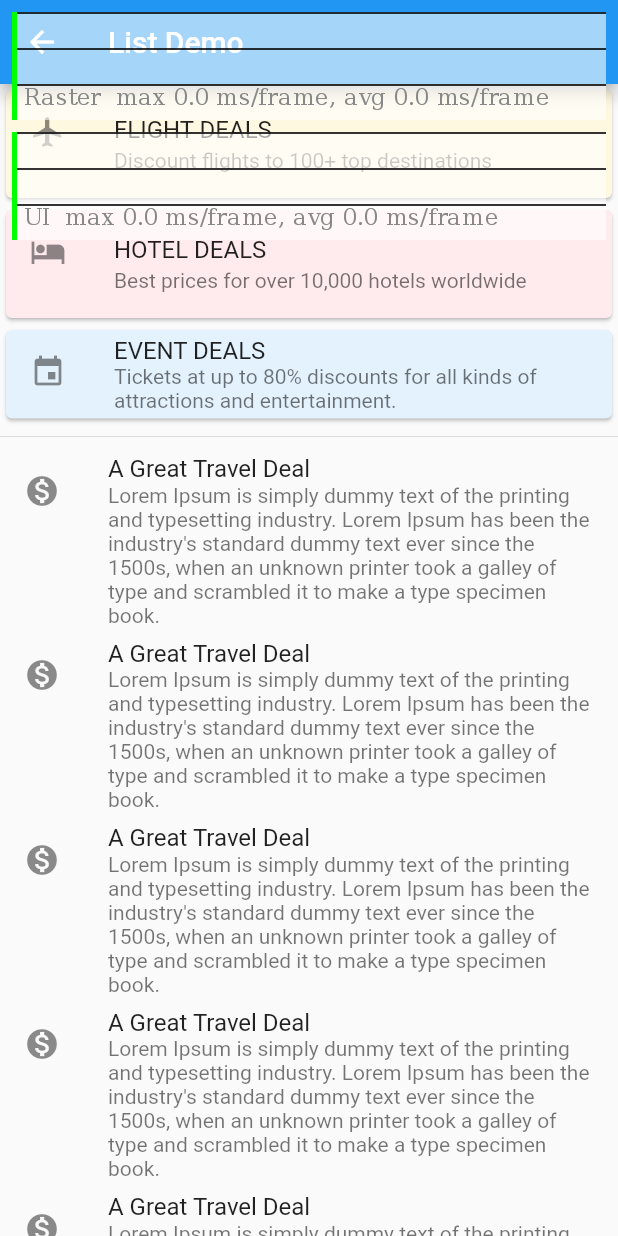
After one commit to InMatrix/perf_diagnosis_demo, a Flutter app: the ListDemo screen opened directly, on a phone screen of 412 x 824 dp. The commit adds this screen. Run offline on Flutter 3.47's test engine with Material 2 defaults, Android fonts, the phone set to English and light mode, and no system bars.

Commit message:
Add a list demo

```diff
--- /dev/null
+++ b/lib/list_demo.dart
@@ -0,0 +1,64 @@
+import 'package:flutter/material.dart';
+
+class ListDemo extends StatelessWidget {
+  @override
+  Widget build(BuildContext context) {
+    return Scaffold(
+        appBar: AppBar(
+          title: Text("List Demo"),
+        ),
+        body: ListView(
+          children: <Widget>[
+            Column(
+              children: createListItems(),
+            ),
+          ],
+        ));
+  }
+
+  List<Widget> createListItems() {
+    var listItems = <Widget>[
+      Card(
+        color: Colors.amber.shade50,
+        child: ListTile(
+          title: Text("FLIGHT DEALS"),
+          subtitle: Text("Discount flights to 100+ top destinations"),
+          leading: Icon(Icons.flight),
+        ),
+      ),
+      Card(
+        color: Colors.red.shade50,
+        child: ListTile(
+          title: Text("HOTEL DEALS"),
+          subtitle: Text("Best prices for over 10,000 hotels worldwide"),
+          leading: Icon(Icons.hotel),
+        ),
+      ),
+      Card(
+        color: Colors.blue.shade50,
+        child: ListTile(
+          title: Text("EVENT DEALS"),
+          subtitle: Text(
+              "Tickets at up to 80% discounts for all kinds of attractions and entertainment."),
+          leading: Icon(Icons.event),
+        ),
+      ),
+      Divider(),
+    ];
+
+    var listLen = listItems.length;
+    for (var i = listLen - 1; i < listLen + 20; i++) {
+      listItems.add(
+        ListTile(
+          leading: Icon(Icons.monetization_on),
+          title: Text("A Great Travel Deal"),
+          subtitle: Text(
+              "Lorem Ipsum is simply dummy text of the printing and typesetting industry. "
+              "Lorem Ipsum has been the industry's standard dummy text ever since the 1500s, "
+              "when an unknown printer took a galley of type and scrambled it to make a type specimen book. "),
+        ),
+      );
+    }
+    return listItems;
+  }
+}
--- a/lib/main.dart
+++ b/lib/main.dart
@@ -6,6 +6,7 @@ import 'animate_opacity_fix.dart';
 import 'animated_builder_demo.dart';
 import 'animated_builder_fix.dart';
 import 'clock_demo.dart';
+import 'list_demo.dart';
 import 'many_materials_demo.dart';
 import 'opacity_demo.dart';
 
@@ -59,7 +60,7 @@ class _MyHomePageState extends State<MyHomePage> {
         child: new Column(
           mainAxisAlignment: MainAxisAlignment.center,
           children: <Widget>[
-//            makeDemoEntry(context, "Opacity Demo 1", OpacityDemo2()),
+            makeDemoEntry(context, "Clock Demo", ClockDemo()),
             makeDemoEntry(
                 context, "Animated Builder Demo", AnimatedBuilderDemo()),
             makeDemoEntry(
@@ -69,7 +70,7 @@ class _MyHomePageState extends State<MyHomePage> {
             makeDemoEntry(context, "Animate Opacity Fix", AnimateOpacityFix()),
             makeDemoEntry(context, "Many Materials Demo", ManyMaterialsDemo()),
             makeDemoEntry(context, "Opacity Demo", OpacityDemo1()),
-            makeDemoEntry(context, "Clock Demo", ClockDemo()),
+            makeDemoEntry(context, "List Demo", ListDemo()),
           ],
         ),
       ),
```
